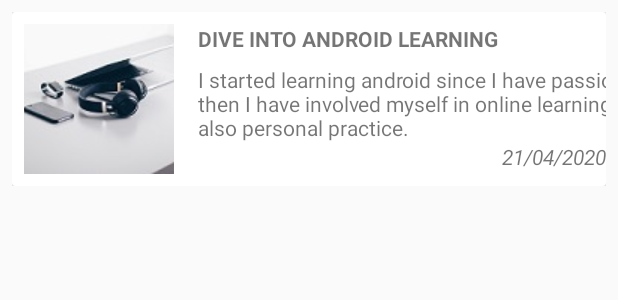
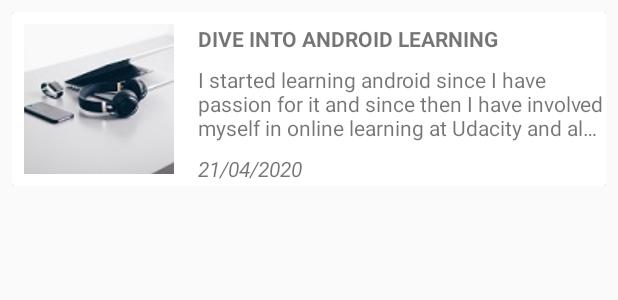
Before and after one commit to mercy-wumi/EDiary, an Android app: the layout list_row.xml on its own in the app's theme, with its tools: preview values and no code run, on a phone screen of 412 x 824 dp. Shown: the top 300 px of the screen. Run offline under Robolectric (Android 15) with nearby library versions, the phone set to English and light mode, and no system bars.

```diff
--- a/app/src/main/res/layout/list_row.xml
+++ b/app/src/main/res/layout/list_row.xml
@@ -4,7 +4,8 @@
     xmlns:app="http://schemas.android.com/apk/res-auto"
     android:layout_width="match_parent"
     android:layout_height="wrap_content"
-    android:padding="8dp">
+    android:padding="8dp"
+    android:id="@+id/singleEvent">
 
     <androidx.cardview.widget.CardView
         android:id="@+id/cardList"
@@ -15,7 +16,8 @@
         app:layout_constraintStart_toStartOf="parent"
         app:layout_constraintEnd_toEndOf="parent">
 
-        <androidx.constraintlayout.widget.ConstraintLayout
+        <LinearLayout
+            android:orientation="horizontal"
             android:layout_width="match_parent"
             android:layout_height="wrap_content">
 
@@ -23,48 +25,45 @@
                 android:id="@+id/imageDiary"
                 android:layout_width="100dp"
                 android:layout_height="100dp"
-                android:src="@drawable/ediary"
                 android:layout_margin="8dp"
                 android:scaleType="centerCrop"
-                app:layout_constraintStart_toStartOf="parent"
-                app:layout_constraintTop_toTopOf="parent"
-                app:layout_constraintBottom_toBottomOf="parent"
-                />
+                android:src="@drawable/ediary" />
+            <LinearLayout
+                android:layout_width="match_parent"
+                android:layout_height="match_parent"
+                android:orientation="vertical"
+                android:layout_marginStart="8dp">
 
             <TextView
                 android:id="@+id/titleDiary"
                 android:layout_width="wrap_content"
                 android:layout_height="wrap_content"
+                android:layout_marginTop="8dp"
+                android:ellipsize="end"
                 android:text="DIVE INTO ANDROID LEARNING"
-        android:textStyle="bold"
-        app:layout_constraintTop_toTopOf="parent"
-        app:layout_constraintStart_toEndOf="@id/imageDiary"
-        android:layout_marginLeft="16dp"
-        android:layout_marginTop="8dp"
-        />
+                android:textStyle="bold" />
 
 
             <TextView
                 android:id="@+id/noteDiary"
-    android:layout_width="wrap_content"
+                android:layout_width="match_parent"
                 android:layout_height="wrap_content"
-    android:text="I started learning android since I have passion for it and since then I have involved myself in online learning at Udacity and also personal practice."
-    app:layout_constraintStart_toEndOf="@id/imageDiary"
-    app:layout_constraintTop_toBottomOf="@id/titleDiary"
                 android:layout_marginTop="8dp"
-    android:layout_marginStart="16dp"
-    android:ellipsize="end"/>
+                android:ellipsize="end"
+                android:maxLines="3"
+                android:singleLine="false"
+                android:text="I started learning android since I have passion for it and since then I have involved myself in online learning at Udacity and also personal practice." />
 
                 <TextView
                     android:id="@+id/dateDiary"
                     android:layout_width="wrap_content"
                     android:layout_height="wrap_content"
+                    android:layout_marginTop="8dp"
                     android:text="21/04/2020"
-        app:layout_constraintEnd_toEndOf="parent"
-        app:layout_constraintTop_toBottomOf="@id/noteDiary"
-        android:textStyle="italic"/>
+                    android:textStyle="italic" />
+            </LinearLayout>
 
-        </androidx.constraintlayout.widget.ConstraintLayout>
+        </LinearLayout>
     </androidx.cardview.widget.CardView>
 
 </androidx.constraintlayout.widget.ConstraintLayout>
```
Also changed, not shown: app/src/main/AndroidManifest.xml (+8 -7 lines), app/src/main/java/com/example/e_diary/Event.java (+33 -33 lines), app/src/main/java/com/example/e_diary/MoreStory.java (added, +14 -0 lines), app/src/main/res/layout/activity_event.xml (+7 -7 lines), app/src/main/res/layout/activity_more_story.xml (added, +63 -0 lines), app/src/main/java/com/example/e_diary/MainActivity.java (line endings or trailing spaces). Lines whose indentation alone changed are shown as unchanged.
